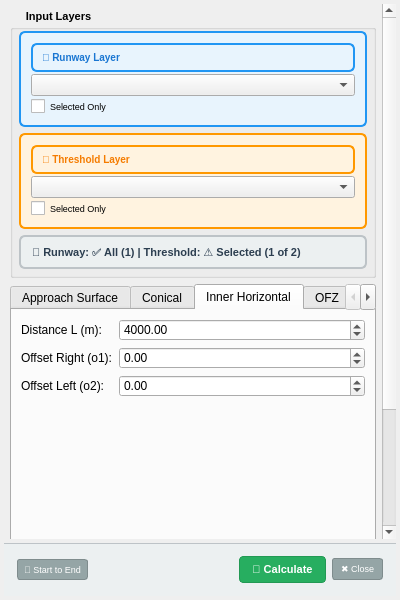
Old version of the form qols/qols_panel_base.ui in the repository FLYGHT7/qOLS.
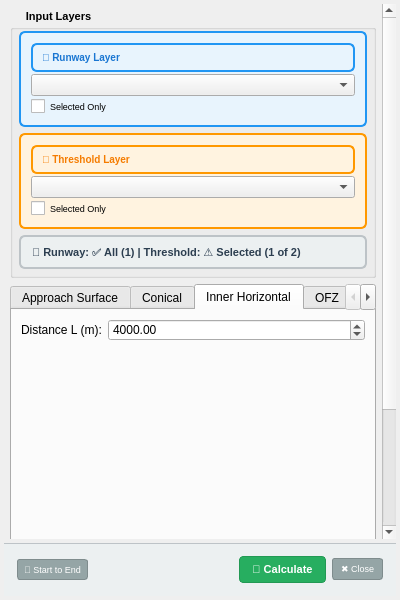
New version of the form. The open tabs and pages were chosen to show the change. Custom widgets are drawn as their Qt base class.

Commit message: Refactor inner and outer horizontal surface parameters by removing offset fields and updating related logic for clarity and compliance with DOC 9137

```diff
--- a/qols/qols_panel_base.ui
+++ b/qols/qols_panel_base.ui
@@ -552,46 +552,6 @@
           </property>
          </widget>
         </item>
-        <item row="1" column="0">
-         <widget class="QLabel" name="label_o1_inner">
-          <property name="text">
-           <string>Offset Right (o1):</string>
-          </property>
-         </widget>
-        </item>
-        <item row="1" column="1">
-         <widget class="QDoubleSpinBox" name="spin_o1_inner">
-          <property name="minimum">
-           <double>-1000.0</double>
-          </property>
-          <property name="maximum">
-           <double>1000.0</double>
-          </property>
-          <property name="value">
-           <double>0.0</double>
-          </property>
-         </widget>
-        </item>
-        <item row="2" column="0">
-         <widget class="QLabel" name="label_o2_inner">
-          <property name="text">
-           <string>Offset Left (o2):</string>
-          </property>
-         </widget>
-        </item>
-        <item row="2" column="1">
-         <widget class="QDoubleSpinBox" name="spin_o2_inner">
-          <property name="minimum">
-           <double>-1000.0</double>
-          </property>
-          <property name="maximum">
-           <double>1000.0</double>
-          </property>
-          <property name="value">
-           <double>0.0</double>
-          </property>
-         </widget>
-        </item>
        </layout>
       </widget>
       
```
The commit also changes 3 other files.
